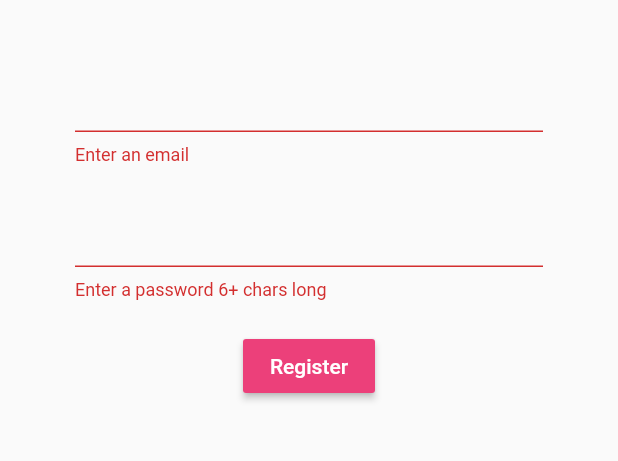
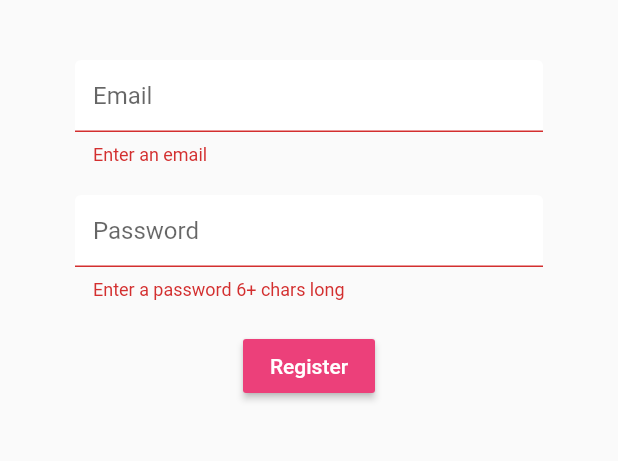
Before and after one commit to Hafst1/Husfelag, a Flutter app: the Register screen opened directly, after a tap on "Register", on a phone screen of 412 x 824 dp, the part 84-545 px from its top. Run offline on Flutter 3.47's test engine with Material 2 defaults, Android fonts, the phone set to English and light mode, and no system bars; our stand-ins replace firebase_auth, table_calendar; accounts and stored records are empty.

Commit message:
changeing the interface of the register and sign in page

```diff
--- a/lib/screens/authenticate/register.dart
+++ b/lib/screens/authenticate/register.dart
@@ -1,5 +1,6 @@
 import 'package:flutter/material.dart';
 import 'package:husfelagid/services/auth.dart';
+import 'package:husfelagid/shared/constants.dart';
 
 class Register extends StatefulWidget {
 
@@ -45,6 +46,7 @@ class _RegisterState extends State<Register> {
             children: <Widget>[
               SizedBox(height: 20.0),
               TextFormField(
+                decoration: textInputDecoration.copyWith(hintText: 'Email'),
                 validator: (val) => val.isEmpty ? 'Enter an email' : null,
                 onChanged: (val) {
                   setState(() => email = val);
@@ -52,6 +54,7 @@ class _RegisterState extends State<Register> {
               ),
               SizedBox(height: 20.0),
               TextFormField(
+                decoration: textInputDecoration.copyWith(hintText: 'Password'),
                 obscureText: true,
                 validator: (val) => val.length < 6 ? 'Enter a password 6+ chars long' : null,
                 onChanged: (val) {
--- a/lib/screens/authenticate/sign_in.dart
+++ b/lib/screens/authenticate/sign_in.dart
@@ -1,5 +1,6 @@
 import 'package:flutter/material.dart';
 import 'package:husfelagid/services/auth.dart';
+import 'package:husfelagid/shared/constants.dart';
 
 class SignIn extends StatefulWidget {
 
@@ -46,6 +47,7 @@ class _SignInState extends State<SignIn> {
             children: <Widget>[
               SizedBox(height: 20.0),
               TextFormField(
+                decoration: textInputDecoration.copyWith(hintText: 'Email'),
                 validator: (val) => val.isEmpty ? 'Enter an email' : null,
                 onChanged: (val) {
                   setState(() => email = val);
@@ -53,6 +55,7 @@ class _SignInState extends State<SignIn> {
               ),
               SizedBox(height: 20.0),
               TextFormField(
+                decoration: textInputDecoration.copyWith(hintText: 'Password'),
                 obscureText: true,
                 validator: (val) => val.length < 6 ? 'Enter a password 6+ chars long' : null,
                 onChanged: (val) {
--- /dev/null
+++ b/lib/shared/constants.dart
@@ -0,0 +1,12 @@
+import 'package:flutter/material.dart';
+
+const textInputDecoration = InputDecoration(
+  fillColor: Colors.white,
+  filled: true,
+  enabledBorder: OutlineInputBorder(
+    borderSide: BorderSide(color: Colors.white, width: 2.0)
+  ),
+  focusedBorder: OutlineInputBorder(
+    borderSide: BorderSide(color: Colors.pink, width: 2.0)
+  ),
+);
```
